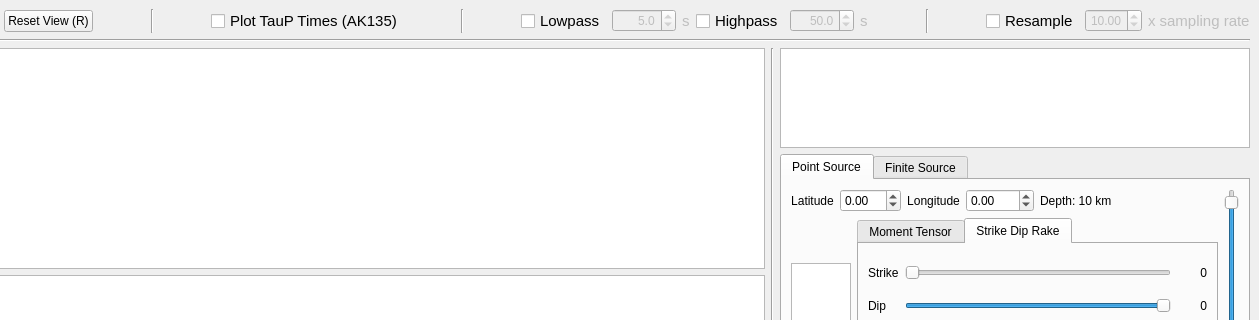
Before: the Qt Designer form instaseis/gui/qt_window.ui in krischer/instaseis, drawn with Qt 5; both pictures show x 91 to 1350 and y 0 to 320 of the 1350 by 755 pixel window.
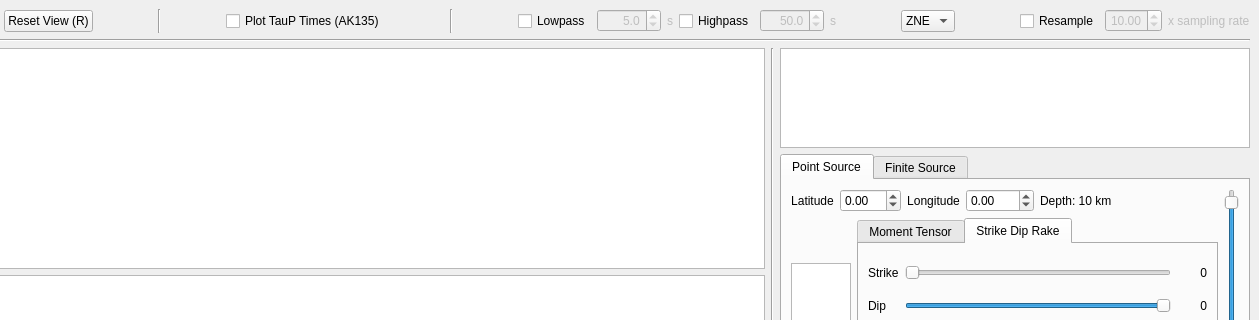
After: the same form once the commit is applied. Custom widgets are drawn as their Qt base class.

Commit message: adding ZRT components

```diff
--- a/instaseis/gui/qt_window.ui
+++ b/instaseis/gui/qt_window.ui
@@ -99,7 +99,7 @@
          <widget class="QCheckBox" name="tt_times">
           <property name="font">
            <font>
-            <pointsize>11</pointsize>
+            <pointsize>9</pointsize>
            </font>
           </property>
           <property name="text">
@@ -147,7 +147,7 @@
           </property>
           <property name="font">
            <font>
-            <pointsize>11</pointsize>
+            <pointsize>9</pointsize>
            </font>
           </property>
           <property name="text">
@@ -190,7 +190,7 @@
           </property>
           <property name="font">
            <font>
-            <pointsize>11</pointsize>
+            <pointsize>9</pointsize>
            </font>
           </property>
           <property name="text">
@@ -205,7 +205,7 @@
           </property>
           <property name="font">
            <font>
-            <pointsize>11</pointsize>
+            <pointsize>9</pointsize>
            </font>
           </property>
           <property name="text">
@@ -248,7 +248,7 @@
           </property>
           <property name="font">
            <font>
-            <pointsize>11</pointsize>
+            <pointsize>9</pointsize>
            </font>
           </property>
           <property name="text">
@@ -270,10 +270,23 @@
          </spacer>
         </item>
         <item>
-         <widget class="Line" name="line_5">
-          <property name="orientation">
-           <enum>Qt::Vertical</enum>
+         <widget class="QComboBox" name="components_combo">
+          <property name="editable">
+           <bool>false</bool>
           </property>
+          <property name="currentIndex">
+           <number>0</number>
+          </property>
+          <item>
+           <property name="text">
+            <string>ZNE</string>
+           </property>
+          </item>
+          <item>
+           <property name="text">
+            <string>ZRT</string>
+           </property>
+          </item>
          </widget>
         </item>
         <item>
@@ -296,7 +309,7 @@
           </property>
           <property name="font">
            <font>
-            <pointsize>11</pointsize>
+            <pointsize>9</pointsize>
            </font>
           </property>
           <property name="text">
@@ -333,7 +346,7 @@
           </property>
           <property name="font">
            <font>
-            <pointsize>11</pointsize>
+            <pointsize>9</pointsize>
            </font>
           </property>
           <property name="text">
```
The commit also changes 2 other files.
